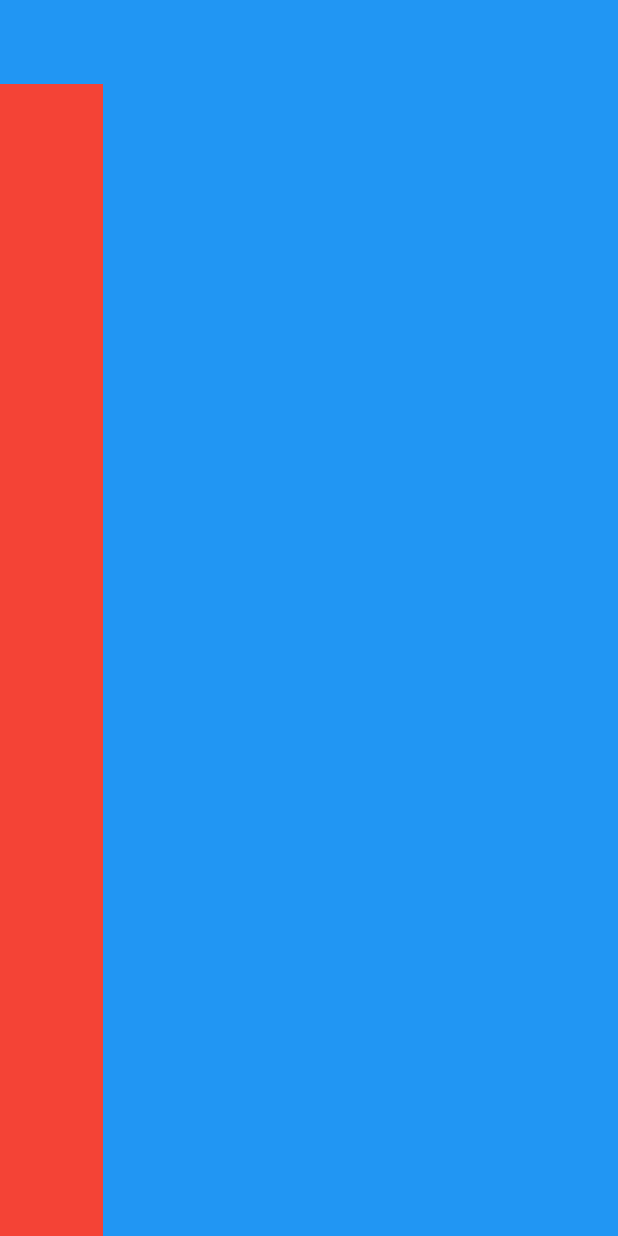
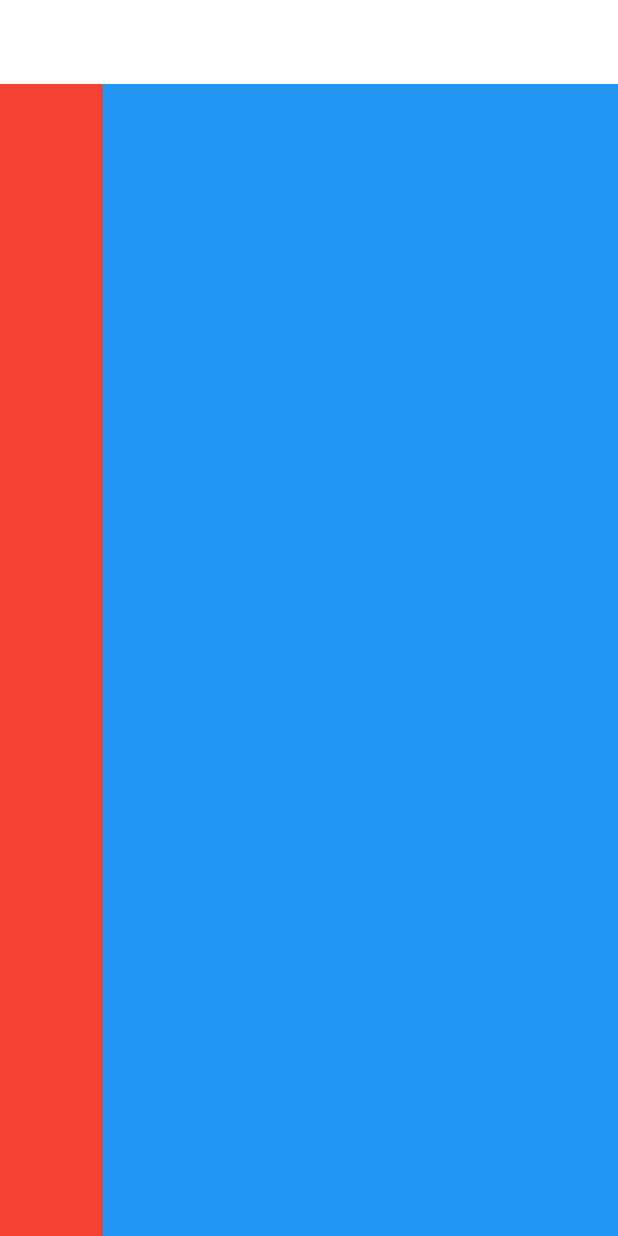
Before and after one commit to maazkhan1998/flutter_web_first_project, a Flutter app: the screen it shows after launch, on a phone screen of 412 x 824 dp. Run offline on Flutter 3.47's test engine with Material 2 defaults, Android fonts, the phone set to English and light mode, and no system bars; our stand-ins replace get, google_fonts.

Commit message:
responsiveness

```diff
--- a/lib/layout.dart
+++ b/lib/layout.dart
@@ -1,4 +1,5 @@
 import 'package:flutter/material.dart';
+import 'package:web_first_project/widget/large_screen.dart';
 
 class SiteLayOut extends StatelessWidget {
   const SiteLayOut({super.key});
@@ -8,23 +9,9 @@ class SiteLayOut extends StatelessWidget {
     return Scaffold(
       appBar: AppBar(
         elevation: 0,
-        backgroundColor: Colors.blue,
+        backgroundColor: Colors.white,
       ),
-      body: Row(
-        children: [
-          Expanded(
-            child: Container(
-              color: Colors.red,
-            ),
-          ),
-          Expanded(
-            flex: 5,
-            child: Container(
-              color: Colors.blue,
-            ),
-          )
-        ],
-      ),
+      body: const LargeScreen(),
     );
   }
 }
--- /dev/null
+++ b/lib/widget/large_screen.dart
@@ -0,0 +1,24 @@
+import 'package:flutter/material.dart';
+
+class LargeScreen extends StatelessWidget {
+  const LargeScreen({Key? key}) : super(key: key);
+
+  @override
+  Widget build(BuildContext context) {
+    return Row(
+        children: [
+          Expanded(
+            child: Container(
+              color: Colors.red,
+            ),
+          ),
+          Expanded(
+            flex: 5,
+            child: Container(
+              color: Colors.blue,
+            ),
+          )
+        ],
+      );
+  }
+}
```
Also changed, not shown: lib/helpers/responsiveness.dart (added, +29 -0 lines), lib/widget/small_screen.dart (added, +13 -0 lines).
